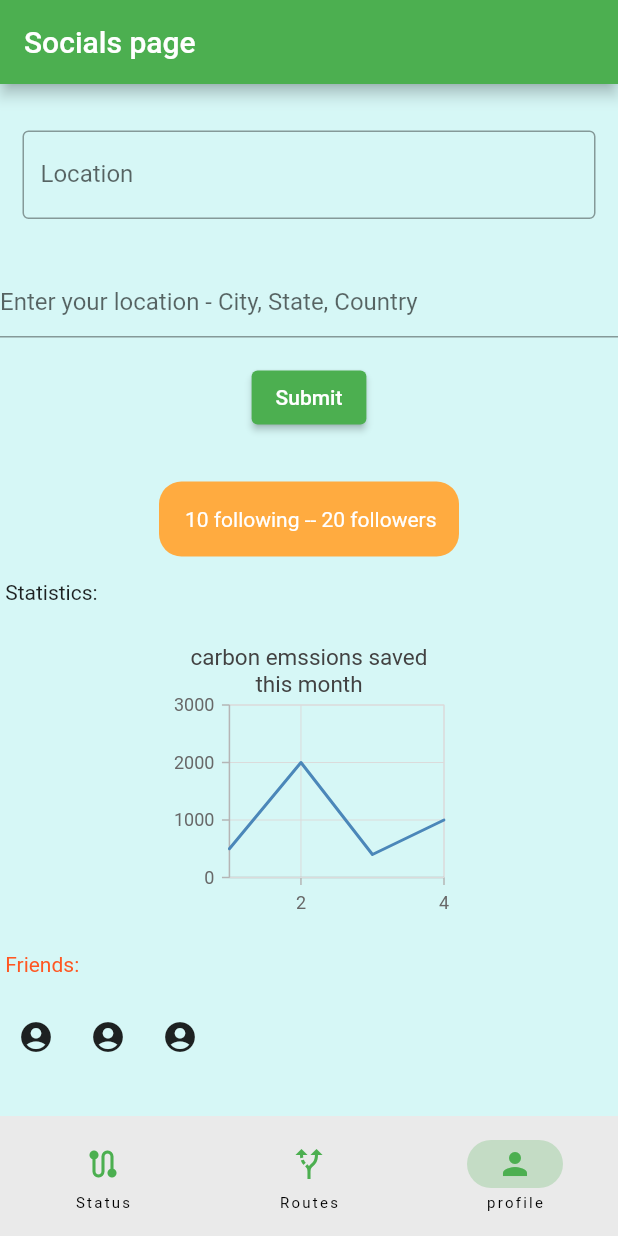
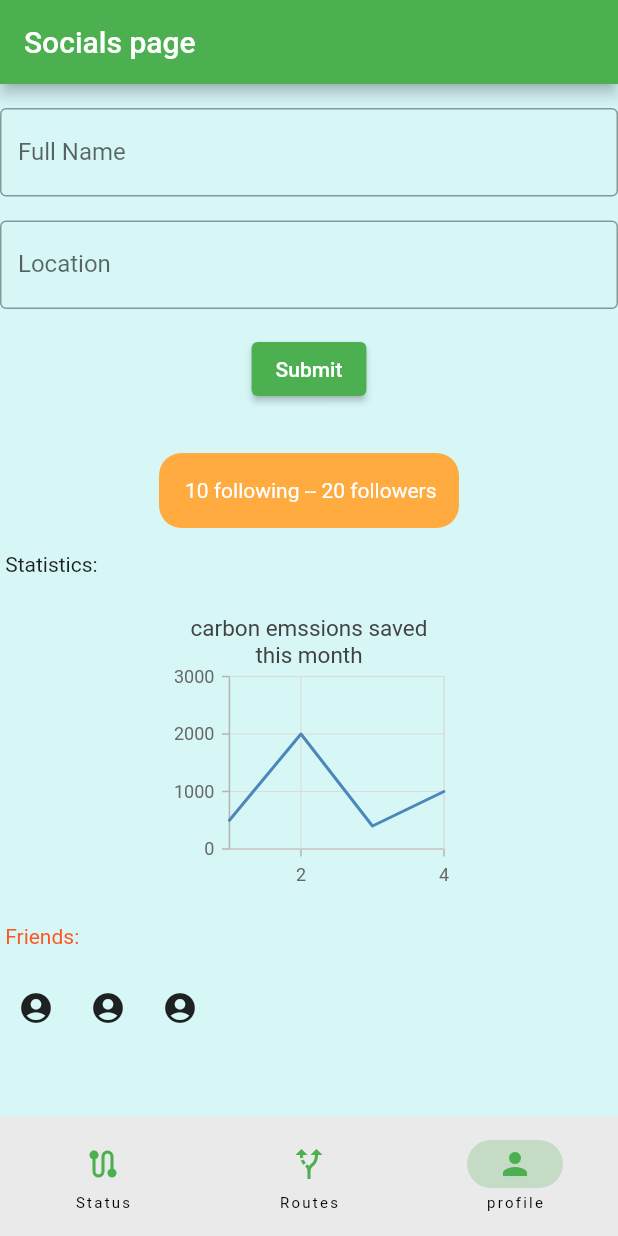
Before and after one commit to Arjdroid/greenifytransit, a Flutter app: the screen it shows after launch, item 3 of the bottom bar chosen, on a phone screen of 412 x 824 dp. Run offline on Flutter 3.47's test engine with Material 2 defaults, Android fonts, the phone set to English and light mode, and no system bars; our stand-ins replace syncfusion_flutter_charts.

Commit message:
Socials page, user input data UI containers

```diff
--- a/lib/social_page.dart
+++ b/lib/social_page.dart
@@ -37,16 +37,25 @@ class _SocialsPageState extends State<SocialsPage> {
             children: const [Text(' ')],
           ), //Empty row
 
-          const Padding(
-            padding: EdgeInsets.all(15),
-            child: TextField(
-              obscureText: true,
-              decoration: InputDecoration(
-                border: OutlineInputBorder(),
-                labelText: 'Location',
-                hintText: 'Enter your location - City, State, Country',
-              ),
+          TextFormField(
+            decoration: InputDecoration(
+              border: OutlineInputBorder(),
+              labelText: 'Full Name',
+              hintText: 'Enter your name - First Name   Last Name',
             ),
+            validator: (String? value) {
+              if (value == null || value.isEmpty) {
+                return 'Please enter some text';
+              }
+
+              return null;
+            },
+            controller: firstNameController,
+            keyboardType: TextInputType.name,
+            onSaved: (value) {
+              firstNameController.text = value!;
+            },
+            textInputAction: TextInputAction.done,
           ),
 
           Row(
@@ -54,7 +63,9 @@ class _SocialsPageState extends State<SocialsPage> {
           ), //empty row
 
           TextFormField(
-            decoration: const InputDecoration(
+            decoration: InputDecoration(
+              border: OutlineInputBorder(),
+              labelText: 'Location',
               hintText: 'Enter your location - City, State, Country',
             ),
             validator: (String? value) {
```
